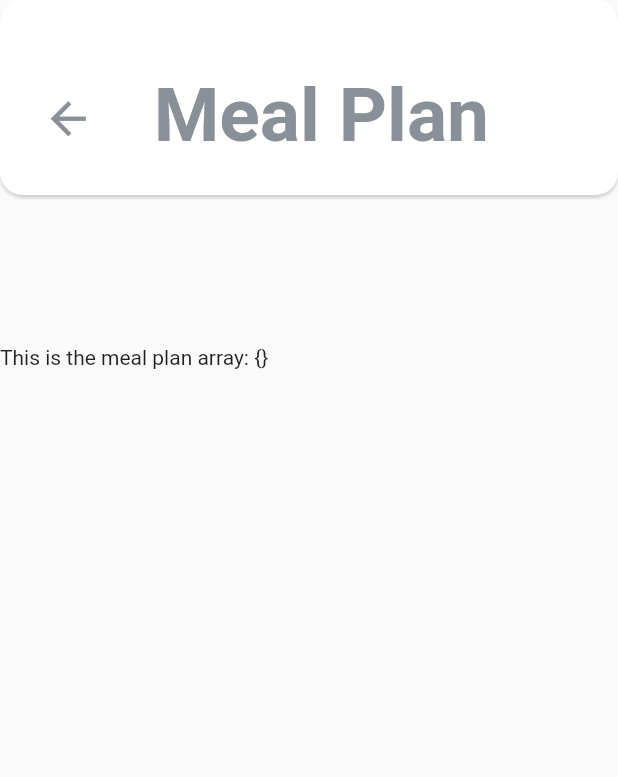
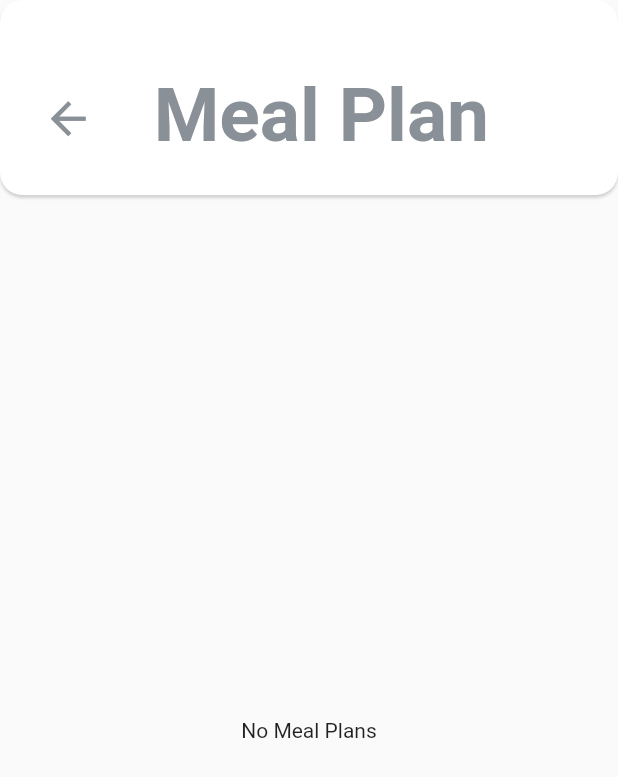
Before and after one commit to mwritter/Flutter_Meal_Plan_App, a Flutter app: the HomePage screen opened directly with empty values, after a tap on "My Plan", on a phone screen of 412 x 824 dp. Shown: the top 777 px of the screen. Run offline on Flutter 3.47's test engine with Material 2 defaults, Android fonts, the phone set to English and light mode, and no system bars; our stand-ins replace cloud_firestore, firebase_auth; accounts and stored records are empty; network calls fail.

```diff
--- a/lib/models/meal.dart
+++ b/lib/models/meal.dart
@@ -1,8 +1,9 @@
 class Meal {
+  final String id;
   final String name;
   final String description;
   final String image;
-  Map<String, dynamic> ingredients = {"Tomato": 1, "Pizza Dough": 1};
+  List<dynamic> ingredients;
 
-  Meal(this.name, this.description, this.image);
+  Meal({this.id, this.name, this.description, this.image, this.ingredients});
 }
--- a/lib/models/user_model.dart
+++ b/lib/models/user_model.dart
@@ -1,9 +1,11 @@
+import './meal.dart';
+
 class UserModel {
   final String name;
   final String email;
   final String uid;
   final String image;
-  final List<String> mealPlan;
+  List<Meal> mealPlan;
 
   UserModel({this.email, this.name, this.image, this.uid, this.mealPlan});
 }
--- a/lib/pages/home_page.dart
+++ b/lib/pages/home_page.dart
@@ -2,6 +2,7 @@ import 'package:flutter/material.dart';
 import 'package:firebase_auth/firebase_auth.dart';
 import 'package:cloud_firestore/cloud_firestore.dart';
 import 'package:meal_plan/models/user_model.dart';
+import 'package:meal_plan/pages/discover_page.dart';
 import 'package:meal_plan/pages/meal_plan_page.dart';
 import '../models/meal.dart';
 import './meal_detail_page.dart';
@@ -9,6 +10,7 @@ import './shopping_list.dart';
 
 class HomePage extends StatefulWidget {
   final UserModel user;
+
   HomePage(this.user);
 
   @override
@@ -19,7 +21,8 @@ class HomePage extends StatefulWidget {
 
 class _HomePageState extends State<HomePage> {
   int _currentIndex = 0;
-  final List<Widget> _children = [];
+  Map<String, dynamic> plan;
+
   Widget _buildLocalUserInfo() {
     return Column(
       children: <Widget>[
@@ -71,22 +74,11 @@ class _HomePageState extends State<HomePage> {
     });
   }
 
-  Widget _buildMealDetails() {
-    Meal meal = new Meal("Pizza", "Its so so good", 'food4.jpg');
-    return RaisedButton(
-      onPressed: () {
-        Navigator.of(context).push(MaterialPageRoute(
-            builder: (BuildContext context) => MealDetailPage(meal)));
-      },
-      child: Text("Meal Detail Page"),
-    );
-  }
-
   Widget _buildShoppingList() {
     return RaisedButton(
       onPressed: () {
         Navigator.of(context).push(MaterialPageRoute(
-            builder: (BuildContext context) => ShoppingList()));
+            builder: (BuildContext context) => ShoppingList(null)));
       },
       child: Text("Shopping List Page"),
     );
@@ -107,7 +99,7 @@ class _HomePageState extends State<HomePage> {
           Container(
             padding: EdgeInsets.fromLTRB(20.0, 40.0, 0.0, 0.0),
             child: Text(
-              "Hey",
+              "Hello",
               style: TextStyle(
                 fontWeight: FontWeight.bold,
                 fontSize: 90.0,
@@ -211,8 +203,8 @@ class _HomePageState extends State<HomePage> {
                   blurRadius: 1.0),
             ],
           ),
-          margin: EdgeInsets.only(
-              left: 20.0, right: 20.0, top: 45.0, bottom: 100.0),
+          margin:
+              EdgeInsets.only(left: 20.0, right: 20.0, top: 45.0, bottom: 50.0),
           height: 130.0,
           child: Padding(
             padding: const EdgeInsets.only(top: 25.0, left: 20),
@@ -220,6 +212,46 @@ class _HomePageState extends State<HomePage> {
               color: Colors.transparent,
               child: Text(
                 "My Plan",
+                style: TextStyle(
+                    color: Color(0xFF8A9098),
+                    fontSize: 50.0,
+                    fontWeight: FontWeight.bold),
+              ),
+            ),
+          ),
+        ),
+      ),
+    );
+  }
+
+  Widget _buildDiscoverContainer() {
+    return GestureDetector(
+      onTap: () {
+        Navigator.of(context).push(MaterialPageRoute(
+            builder: (BuildContext context) => DiscoverPage()));
+      },
+      child: Hero(
+        tag: "DiscoverContainer",
+        child: Container(
+          decoration: BoxDecoration(
+            borderRadius: BorderRadius.circular(15.0),
+            color: Colors.white,
+            boxShadow: <BoxShadow>[
+              BoxShadow(
+                  color: const Color(0x29000000),
+                  offset: Offset(0.0, 2.0),
+                  blurRadius: 1.0),
+            ],
+          ),
+          margin:
+              EdgeInsets.only(left: 20.0, right: 20.0, top: 25.0, bottom: 50.0),
+          height: 130.0,
+          child: Padding(
+            padding: const EdgeInsets.only(top: 25.0, left: 20),
+            child: Material(
+              color: Colors.transparent,
+              child: Text(
+                "Discover",
                 style: TextStyle(
                     color: Color(0xFF8A9098),
                     fontSize: 50.0,
@@ -269,10 +301,12 @@ class _HomePageState extends State<HomePage> {
                       child: _buildHeaderTitle(),
                     ),
                     _buildUserContainer(),
-                    _buildMyPlanContainer()
+                    _buildMyPlanContainer(),
+                    _buildDiscoverContainer(),
+                    Center(child: Text(widget.user.mealPlan.toString())),
                   ],
                 ),
               )
-            : ShoppingList());
+            : ShoppingList(null));
   }
 }
--- a/lib/pages/meal_plan_page.dart
+++ b/lib/pages/meal_plan_page.dart
@@ -19,8 +19,7 @@ class MealPlanPage extends StatelessWidget {
                 blurRadius: 1.0),
           ],
         ),
-        margin:
-            EdgeInsets.only(left: 00.0, right: 0.0, top: 0.0, bottom: 100.0),
+        margin: EdgeInsets.only(left: 00.0, right: 0.0, top: 0.0, bottom: 50.0),
         height: 130.0,
         child: Padding(
           padding: const EdgeInsets.only(top: 25.0, left: 20),
@@ -59,17 +58,66 @@ class MealPlanPage extends StatelessWidget {
     );
   }
 
+  Widget _buildHasMeals() {
+    return Container(
+      child: ListView(
+        children: <Widget>[],
+      ),
+    );
+  }
+
+  Widget _buildMealImageContainer(String image, context) {
+    return Container(
+      width: MediaQuery.of(context).size.width - 30.0,
+      height: 200.0,
+      decoration: BoxDecoration(
+          borderRadius: BorderRadius.circular(15.0),
+          image: DecorationImage(
+              fit: BoxFit.cover, image: AssetImage('assets/img/$image'))),
+    );
+  }
+
+  Widget _buildMealPlanList() {
+    return Container(
+      child: user.mealPlan.length > 0
+          ? ListView.builder(
+              itemCount: user.mealPlan.length,
+              itemBuilder: (context, int index) => Container(
+                    child: Column(
+                      children: <Widget>[
+                        _buildMealImageContainer(
+                            user.mealPlan[index].image, context),
+                        Text(
+                          user.mealPlan[index].name,
+                          style: TextStyle(
+                              fontSize: 25.0, fontWeight: FontWeight.bold),
+                        ),
+                        SizedBox(
+                          height: 30.0,
+                        ),
+                      ],
+                    ),
+                  ))
+          : Container(
+              child: Center(
+                child: Text("No Meal Plans"),
+              ),
+            ),
+    );
+  }
+
   @override
   Widget build(BuildContext context) {
     double deviceWidth = MediaQuery.of(context).size.width / 8;
     return Scaffold(
-      body: Container(
-        child: ListView(
-          children: <Widget>[
-            _buildMyPlanContainer(deviceWidth, context),
-            Text('This is the meal plan array: ${user.mealPlan.toSet()}')
-          ],
-        ),
+      body: Stack(
+        children: <Widget>[
+          Container(child: _buildMyPlanContainer(deviceWidth, context)),
+          Container(
+            padding: EdgeInsets.fromLTRB(0.0, 150.0, 0.0, 0.0),
+            child: _buildMealPlanList(),
+          ),
+        ],
       ),
     );
   }
--- a/pubspec.yaml
+++ b/pubspec.yaml
@@ -13,6 +13,7 @@ environment:
   sdk: ">=2.0.0-dev.68.0 <3.0.0"
 
 dependencies:
+  flutter_staggered_grid_view: "^0.2.4"
   firebase_auth: ^0.6.2+1
   cloud_firestore: ^0.8.2+3
   google_sign_in: ^3.2.4
@@ -42,6 +43,10 @@ flutter:
   #  - images/a_dot_ham.jpeg
   assets:
     - assets/img/food4.jpg
+    - assets/img/food5.jpg
+    - assets/img/food3.jpg
+    - assets/img/foot2.jpg
+    - assets/img/food1.jpg
   # An image asset can refer to one or more resolution-specific "variants", see
   # https://flutter.io/assets-and-images/#resolution-aware.
   # For details regarding adding assets from package dependencies, see
```
Also changed, not shown: lib/models/meal_plan.dart (deleted, +0 -15 lines), lib/pages/discover_page.dart (added, +65 -0 lines), lib/pages/meal_detail_page.dart (+83 -2 lines), lib/pages/shopping_list.dart (+5 -4 lines), lib/services/user_management.dart (+11 -4 lines), assets/img/food1.jpg (added), assets/img/food3.jpg (added), assets/img/food5.jpg (added), assets/img/foot2.jpg (added).
